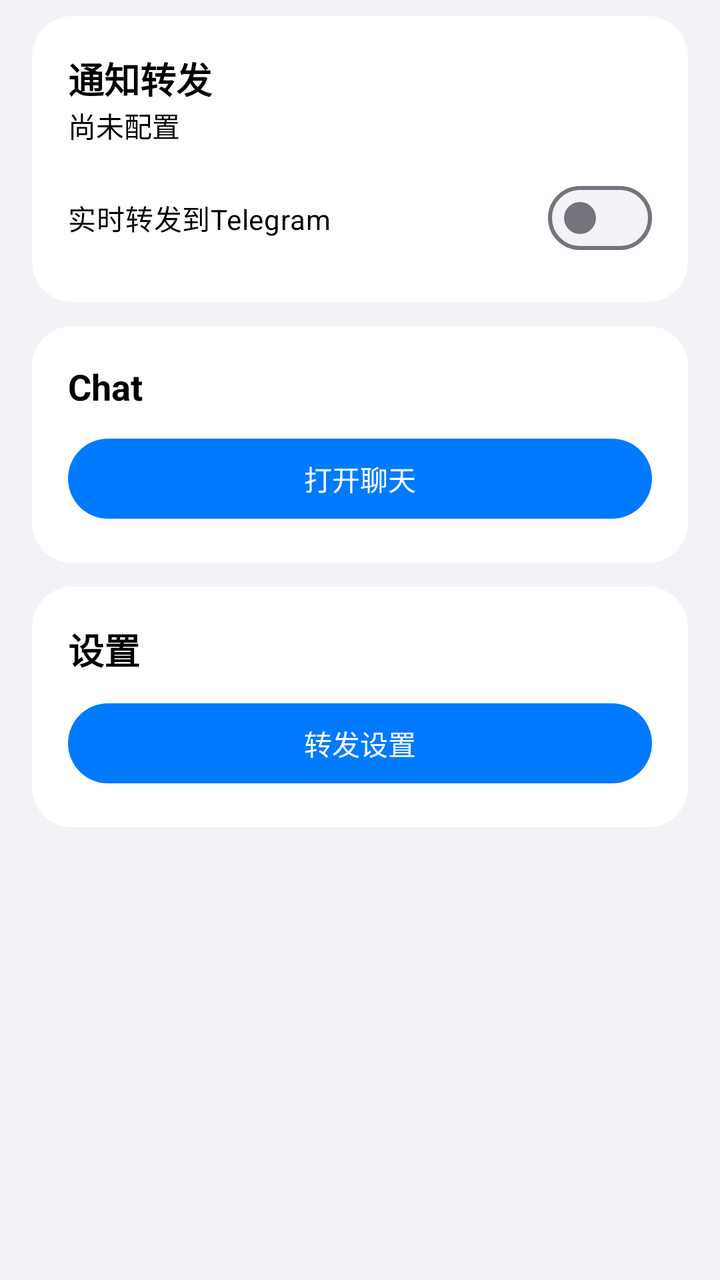
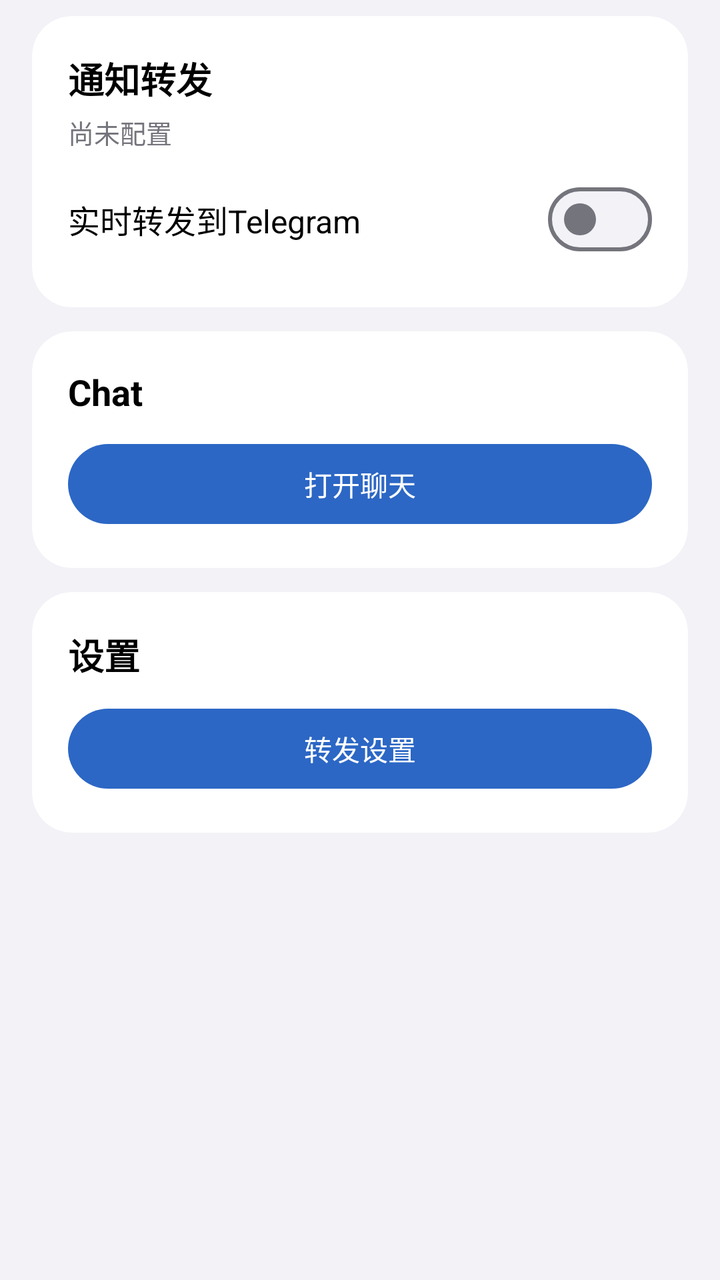

Screens rendered from an Android XML layout before and after an edit, with the pre-edit source and the edit as a unified diff.
<!-- AndroidManifest.xml: application theme BootstrapTheme -->
<!-- res/layout/roytools_forward_home.xml -->
<ScrollView xmlns:android="http://schemas.android.com/apk/res/android" xmlns:app="http://schemas.android.com/apk/res-auto" android:layout_width="match_parent" android:layout_height="match_parent" android:paddingHorizontal="16dp" android:paddingVertical="8dp" android:clipToPadding="false">
<LinearLayout android:layout_width="match_parent" android:layout_height="wrap_content" android:orientation="vertical">
<LinearLayout style="@style/RoyTools.Card">
<TextView style="@style/RoyTools.CardTitle" android:text="通知转发" />
<TextView android:id="@+id/forward_status" android:layout_width="match_parent" android:layout_height="wrap_content" android:paddingBottom="12dp" android:text="尚未配置" />
<com.google.android.material.materialswitch.MaterialSwitch android:id="@+id/forward_enabled" android:layout_width="match_parent" android:layout_height="wrap_content" android:text="实时转发到Telegram" />
</LinearLayout>
<LinearLayout style="@style/RoyTools.Card">
<TextView style="@style/RoyTools.CardTitle" android:text="Chat" />
<com.google.android.material.button.MaterialButton android:id="@+id/forward_chat_open" style="@style/RoyTools.SecondaryButton" android:text="打开聊天" />
</LinearLayout>
<LinearLayout style="@style/RoyTools.Card">
<TextView style="@style/RoyTools.CardTitle" android:text="设置" />
<com.google.android.material.button.MaterialButton android:id="@+id/forward_settings" style="@style/RoyTools.SecondaryButton" android:text="转发设置" />
</LinearLayout>
</LinearLayout>
</ScrollView>
<!-- resources referenced by this layout -->
<resources>
  <style name="RoyTools.SecondaryButton" parent="RoyTools.MaterialButton">
          <item name="android:layout_width">match_parent</item>
          <item name="android:layout_height">wrap_content</item>
          <item name="android:layout_marginTop">10dp</item>
      </style>
  <color name="roytools_action_blue">#007AFF</color>
  <color name="color_clash_light">#007AFF</color>
  <style name="ThemeOverlay.RoyTools.Dialog" parent="ThemeOverlay.MaterialComponents.MaterialAlertDialog">
          <item name="shapeAppearanceOverlay">@style/ShapeAppearanceOverlay.RoyTools</item>
          <item name="android:fontFamily">sans-serif</item>
          <item name="alertDialogStyle">@style/RoyTools.AlertDialog</item>
          <item name="materialAlertDialogTitleTextStyle">@style/RoyTools.DialogTitle</item>
          <item name="materialAlertDialogBodyTextStyle">@style/RoyTools.DialogBody</item>
          <item name="buttonBarButtonStyle">@style/RoyTools.DialogSecondaryButton</item>
          <item name="buttonBarPositiveButtonStyle">@style/RoyTools.DialogPrimaryButton</item>
          <item name="buttonBarNegativeButtonStyle">@style/RoyTools.DialogSecondaryButton</item>
          <item name="buttonBarNeutralButtonStyle">@style/RoyTools.DialogSecondaryButton</item>
          <item name="materialButtonStyle">@style/RoyTools.MaterialButton</item>
          <item name="textInputStyle">@style/RoyTools.TextInput</item>
          <item name="android:backgroundDimAmount">0.32</item>
      </style>
  <style name="RoyTools.AlertDialog" parent="MaterialAlertDialog.MaterialComponents">
          <item name="shapeAppearanceOverlay">@style/ShapeAppearanceOverlay.RoyTools</item>
      </style>
  <style name="RoyTools.DialogSecondaryButton" parent="RoyTools.MaterialButton">
          <item name="android:singleLine">true</item>
          <item name="android:ellipsize">end</item>
          <item name="android:layout_marginStart">4dp</item>
          <item name="android:layout_marginEnd">4dp</item>
          <item name="android:layout_marginLeft">4dp</item>
          <item name="android:layout_marginRight">4dp</item>
          <item name="android:layout_marginTop">4dp</item>
          <item name="android:layout_marginBottom">4dp</item>
      </style>
  <style name="RoyTools.DialogPrimaryButton" parent="RoyTools.DialogSecondaryButton" />
  <!-- drawable bg_bottom_sheet (drawable) -->
  <?xml version="1.0" encoding="utf-8"?>
  <layer-list xmlns:android="http://schemas.android.com/apk/res/android">
      <item>
          <shape android:shape="rectangle">
              <solid android:color="?attr/glassToolbarSurface" />
              <stroke android:width="1dp" android:color="?attr/glassBorder" />
              <corners
                  android:topLeftRadius="@dimen/roytools_dialog_radius"
                  android:topRightRadius="@dimen/roytools_dialog_radius" />
          </shape>
      </item>
      <item
          android:gravity="top|center_horizontal"
          android:top="@dimen/bottom_sheet_background_padding_top">
          <shape android:shape="rectangle">
              <size
                  android:width="40dp"
                  android:height="@dimen/bottom_sheet_header_height" />
              <solid android:color="?attr/colorControlHighlight" />
              <corners android:radius="5dp" />
          </shape>
      </item>
  </layer-list>
  <dimen name="bottom_sheet_background_padding_top">10dp</dimen>
  <dimen name="bottom_sheet_header_height">5dp</dimen>
  <!-- unchanged entries left out for length: 30 -->
</resources>

<!-- the commit's change to res/layout/roytools_forward_home.xml (unified diff, before → after) -->
@@ -1,12 +1,15 @@
-<ScrollView xmlns:android="http://schemas.android.com/apk/res/android" xmlns:app="http://schemas.android.com/apk/res-auto" android:layout_width="match_parent" android:layout_height="match_parent" android:paddingHorizontal="16dp" android:paddingVertical="8dp" android:clipToPadding="false">
+<ScrollView xmlns:android="http://schemas.android.com/apk/res/android" android:layout_width="match_parent" android:layout_height="match_parent" android:paddingHorizontal="@dimen/roytools_page_margin" android:paddingVertical="8dp" android:clipToPadding="false" android:background="?attr/glassCanvasStart">
 <LinearLayout android:layout_width="match_parent" android:layout_height="wrap_content" android:orientation="vertical">
 <LinearLayout style="@style/RoyTools.Card">
 <TextView style="@style/RoyTools.CardTitle" android:text="通知转发" />
-<TextView android:id="@+id/forward_status" android:layout_width="match_parent" android:layout_height="wrap_content" android:paddingBottom="12dp" android:text="尚未配置" />
-<com.google.android.material.materialswitch.MaterialSwitch android:id="@+id/forward_enabled" android:layout_width="match_parent" android:layout_height="wrap_content" android:text="实时转发到Telegram" />
+<TextView android:id="@+id/forward_status" style="@style/RoyTools.Caption" android:layout_marginTop="4dp" android:text="尚未配置" />
+<LinearLayout android:id="@+id/forward_toggle_row" style="@style/RoyTools.ToggleRow">
+<TextView style="@style/RoyTools.ToggleLabel" android:text="实时转发到Telegram" android:importantForAccessibility="no" />
+<com.google.android.material.materialswitch.MaterialSwitch android:id="@+id/forward_enabled" style="@style/RoyTools.SettingSwitch" android:contentDescription="实时转发到Telegram" />
+</LinearLayout>
 </LinearLayout>
 <LinearLayout style="@style/RoyTools.Card">
-<TextView style="@style/RoyTools.CardTitle" android:text="Chat" />
+<TextView style="@style/RoyTools.CardTitle" android:text="@string/roytools_chat_title" />
 <com.google.android.material.button.MaterialButton android:id="@+id/forward_chat_open" style="@style/RoyTools.SecondaryButton" android:text="打开聊天" />
 </LinearLayout>
 <LinearLayout style="@style/RoyTools.Card">
<!-- resource entries referenced after the edit -->
@@ -1,31 +1,61 @@
 <!-- resources referenced by this layout -->
 <resources>
-  <style name="RoyTools.SecondaryButton" parent="RoyTools.MaterialButton">
+  <dimen name="roytools_page_margin">16dp</dimen>
+  <string name="roytools_chat_title">Chat</string>
+  <style name="RoyTools.Caption" parent="">
+          <item name="android:layout_width">match_parent</item>
+          <item name="android:layout_height">wrap_content</item>
+          <item name="android:textSize">13sp</item>
+          <item name="android:textColor">?attr/glassTextSecondary</item>
+          <item name="android:lineSpacingExtra">3dp</item>
+      </style>
+  <style name="RoyTools.SecondaryButton" parent="RoyTools.PrimaryButton" />
+  <style name="RoyTools.ToggleLabel" parent="">
+          <item name="android:layout_width">0dp</item>
+          <item name="android:layout_height">wrap_content</item>
+          <item name="android:layout_weight">1</item>
+          <item name="android:layout_marginEnd">16dp</item>
+          <item name="android:textSize">16sp</item>
+          <item name="android:textColor">?attr/colorOnSurface</item>
+      </style>
+  <style name="RoyTools.ToggleRow" parent="">
+          <item name="android:layout_width">match_parent</item>
+          <item name="android:layout_height">wrap_content</item>
+          <item name="android:layout_marginTop">8dp</item>
+          <item name="android:minHeight">52dp</item>
+          <item name="android:orientation">horizontal</item>
+          <item name="android:gravity">center_vertical</item>
+          <item name="android:importantForAccessibility">no</item>
+      </style>
+  <style name="RoyTools.PrimaryButton" parent="RoyTools.MaterialButton">
           <item name="android:layout_width">match_parent</item>
           <item name="android:layout_height">wrap_content</item>
           <item name="android:layout_marginTop">10dp</item>
       </style>
-  <color name="roytools_action_blue">#007AFF</color>
-  <color name="color_clash_light">#007AFF</color>
+  <color name="roytools_action_blue">#2C67C5</color>
+  <color name="color_clash_light">@color/roytools_action_blue</color>
   <style name="ThemeOverlay.RoyTools.Dialog" parent="ThemeOverlay.MaterialComponents.MaterialAlertDialog">
           <item name="shapeAppearanceOverlay">@style/ShapeAppearanceOverlay.RoyTools</item>
           <item name="android:fontFamily">sans-serif</item>
           <item name="alertDialogStyle">@style/RoyTools.AlertDialog</item>
           <item name="materialAlertDialogTitleTextStyle">@style/RoyTools.DialogTitle</item>
           <item name="materialAlertDialogBodyTextStyle">@style/RoyTools.DialogBody</item>
-          <item name="buttonBarButtonStyle">@style/RoyTools.DialogSecondaryButton</item>
-          <item name="buttonBarPositiveButtonStyle">@style/RoyTools.DialogPrimaryButton</item>
-          <item name="buttonBarNegativeButtonStyle">@style/RoyTools.DialogSecondaryButton</item>
-          <item name="buttonBarNeutralButtonStyle">@style/RoyTools.DialogSecondaryButton</item>
+          <item name="buttonBarButtonStyle">@style/RoyTools.DialogButton</item>
+          <item name="buttonBarPositiveButtonStyle">@style/RoyTools.DialogButton</item>
+          <item name="buttonBarNegativeButtonStyle">@style/RoyTools.DialogButton</item>
+          <item name="buttonBarNeutralButtonStyle">@style/RoyTools.DialogButton</item>
           <item name="materialButtonStyle">@style/RoyTools.MaterialButton</item>
           <item name="textInputStyle">@style/RoyTools.TextInput</item>
           <item name="android:backgroundDimAmount">0.32</item>
       </style>
   <style name="RoyTools.AlertDialog" parent="MaterialAlertDialog.MaterialComponents">
           <item name="shapeAppearanceOverlay">@style/ShapeAppearanceOverlay.RoyTools</item>
+          <item name="listItemLayout">@layout/roytools_dialog_list_item</item>
+          <item name="singleChoiceItemLayout">@layout/roytools_dialog_choice_item</item>
       </style>
-  <style name="RoyTools.DialogSecondaryButton" parent="RoyTools.MaterialButton">
-          <item name="android:singleLine">true</item>
+  <style name="RoyTools.DialogButton" parent="RoyTools.MaterialButton">
+          <item name="android:singleLine">false</item>
+          <item name="android:maxLines">2</item>
           <item name="android:ellipsize">end</item>
           <item name="android:layout_marginStart">4dp</item>
           <item name="android:layout_marginEnd">4dp</item>
@@ -34,33 +64,15 @@
           <item name="android:layout_marginTop">4dp</item>
           <item name="android:layout_marginBottom">4dp</item>
       </style>
-  <style name="RoyTools.DialogPrimaryButton" parent="RoyTools.DialogSecondaryButton" />
   <!-- drawable bg_bottom_sheet (drawable) -->
   <?xml version="1.0" encoding="utf-8"?>
-  <layer-list xmlns:android="http://schemas.android.com/apk/res/android">
-      <item>
-          <shape android:shape="rectangle">
-              <solid android:color="?attr/glassToolbarSurface" />
-              <stroke android:width="1dp" android:color="?attr/glassBorder" />
-              <corners
-                  android:topLeftRadius="@dimen/roytools_dialog_radius"
-                  android:topRightRadius="@dimen/roytools_dialog_radius" />
-          </shape>
-      </item>
-      <item
-          android:gravity="top|center_horizontal"
-          android:top="@dimen/bottom_sheet_background_padding_top">
-          <shape android:shape="rectangle">
-              <size
-                  android:width="40dp"
-                  android:height="@dimen/bottom_sheet_header_height" />
-              <solid android:color="?attr/colorControlHighlight" />
-              <corners android:radius="5dp" />
-          </shape>
-      </item>
-  </layer-list>
-  <dimen name="bottom_sheet_background_padding_top">10dp</dimen>
-  <dimen name="bottom_sheet_header_height">5dp</dimen>
+  <shape xmlns:android="http://schemas.android.com/apk/res/android">
+      <solid android:color="?attr/glassToolbarSurface" />
+      <stroke android:width="1dp" android:color="?attr/glassBorder" />
+      <corners
+          android:topLeftRadius="@dimen/roytools_dialog_radius"
+          android:topRightRadius="@dimen/roytools_dialog_radius" />
+  </shape>
   <!-- unchanged entries left out for length: 30 -->
 </resources>
 
